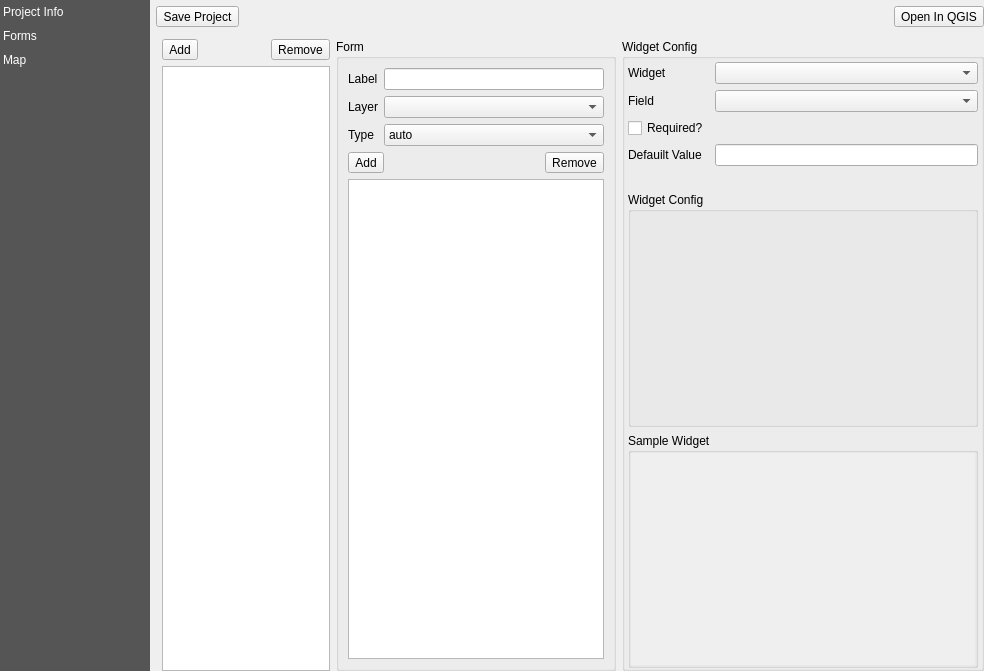
Qt form src/configmanager/ui/ui_projectwidget.ui (roam-qgis/Roam) before a commit.
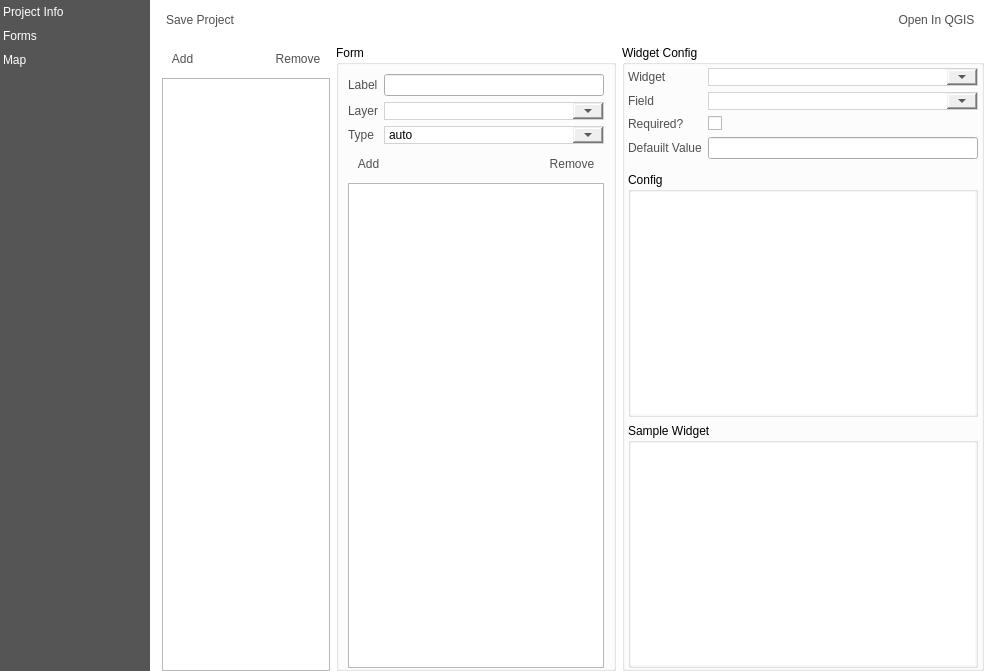
The same form after that commit. Icons and pictures are not drawn. Custom widgets are drawn as their Qt base class.

Commit message: Load sample widgets into sample area Don't init the widget for each config set. Add new updatefromconfig method for editor widgets Style controls the same as Roam.

```diff
--- a/src/configmanager/ui/ui_projectwidget.ui
+++ b/src/configmanager/ui/ui_projectwidget.ui
@@ -13,6 +13,69 @@
   <property name="windowTitle">
    <string>Form</string>
   </property>
+  <property name="styleSheet">
+   <string notr="true">      * 
+	  {
+            font: 14px &quot;Segoe UI&quot; ;
+        }	
+
+		QStackedWidget {
+             background-color: rgb(255, 255, 255);
+		}
+
+        QWidget#Form  {
+             background-color: rgb(255, 255, 255);
+        }		
+
+		QToolButton { 
+            padding: 4px;
+            color: #4f4f4f;
+         }
+
+		QToolButton:hover { 
+            padding: 4px;
+            background-color: rgb(211, 228, 255);
+         }
+        
+        QToolBar, QStatusBar {
+			font: 75 14pt &quot;Calibri&quot;;
+			background: white;
+			border: none;
+        }
+
+		QStatusBar::item {
+					border: none;
+		}
+        
+        QLabel {
+            color: #4f4f4f;
+        }
+        
+        QPushButton { 
+            border: 1px solid #e1e1e1;
+             padding: 6px;
+            color: #4f4f4f;
+         }
+        
+        QPushButton:hover { 
+            border: 1px solid #e1e1e1;
+             padding: 6px;
+            background-color: rgb(211, 228, 255);
+         }
+        
+        QCheckBox {
+            color: #4f4f4f;
+        }
+        
+        QComboBox::drop-down {
+            width: 30px;
+        }
+        
+        QComboBox {
+            border: 1px solid #d3d3d3;
+        }
+	</string>
+  </property>
   <layout class="QGridLayout" name="gridLayout">
    <property name="margin">
     <number>0</number>
@@ -109,6 +172,22 @@
        <property name="text">
         <string>Save Project</string>
        </property>
+       <property name="icon">
+        <iconset resource="../../roam/resources.qrc">
+         <normaloff>:/icons/save</normaloff>:/icons/save</iconset>
+       </property>
+       <property name="iconSize">
+        <size>
+         <width>24</width>
+         <height>24</height>
+        </size>
+       </property>
+       <property name="toolButtonStyle">
+        <enum>Qt::ToolButtonTextBesideIcon</enum>
+       </property>
+       <property name="autoRaise">
+        <bool>true</bool>
+       </property>
       </widget>
      </item>
      <item>
@@ -135,6 +214,22 @@
        <property name="text">
         <string>Open In QGIS</string>
        </property>
+       <property name="icon">
+        <iconset resource="../../roam/resources.qrc">
+         <normaloff>:/branding/qgis</normaloff>:/branding/qgis</iconset>
+       </property>
+       <property name="iconSize">
+        <size>
+         <width>24</width>
+         <height>24</height>
+        </size>
+       </property>
+       <property name="toolButtonStyle">
+        <enum>Qt::ToolButtonTextBesideIcon</enum>
+       </property>
+       <property name="autoRaise">
+        <bool>true</bool>
+       </property>
       </widget>
      </item>
     </layout>
@@ -254,6 +349,9 @@
             <property name="title">
              <string>Widget Config</string>
             </property>
+            <property name="flat">
+             <bool>true</bool>
+            </property>
             <layout class="QGridLayout" name="gridLayout_5">
              <property name="leftMargin">
               <number>3</number>
@@ -267,13 +365,6 @@
              <property name="bottomMargin">
               <number>0</number>
              </property>
-             <item row="3" column="0">
-              <widget class="QCheckBox" name="requiredCheck">
-               <property name="text">
-                <string>Required?</string>
-               </property>
-              </widget>
-             </item>
              <item row="4" column="0">
               <widget class="QLabel" name="label">
                <property name="text">
@@ -351,28 +442,9 @@
                  <number>0</number>
                 </property>
                 <item>
-                 <widget class="QScrollArea" name="scrollArea_2">
-                  <property name="frameShape">
-                   <enum>QFrame::NoFrame</enum>
-                  </property>
-                  <property name="widgetResizable">
-                   <bool>true</bool>
-                  </property>
-                  <widget class="QWidget" name="scrollAreaWidgetContents_2">
-                   <property name="geometry">
-                    <rect>
-                     <x>0</x>
-                     <y>0</y>
-                     <width>350</width>
-                     <height>230</height>
-                    </rect>
-                   </property>
-                   <layout class="QVBoxLayout" name="verticalLayout_7">
-                    <property name="margin">
-                     <number>0</number>
-                    </property>
-                   </layout>
-                  </widget>
+                 <widget class="QStackedWidget" name="samplestack">
+                  <widget class="QWidget" name="page_6"/>
+                  <widget class="QWidget" name="page_7"/>
                  </widget>
                 </item>
                </layout>
@@ -402,7 +474,7 @@
                 </size>
                </property>
                <property name="title">
-                <string>Widget Config</string>
+                <string>Config</string>
                </property>
                <property name="flat">
                 <bool>true</bool>
@@ -412,7 +484,10 @@
                  <number>0</number>
                 </property>
                 <item>
-                 <widget class="QStackedWidget" name="stackedWidget_2">
+                 <widget class="QStackedWidget" name="widgetstack">
+                  <property name="styleSheet">
+                   <string notr="true"/>
+                  </property>
                   <widget class="QWidget" name="page_4"/>
                   <widget class="QWidget" name="page_5"/>
                  </widget>
@@ -430,7 +505,11 @@
                </property>
                <property name="font">
                 <font>
-                 <italic>true</italic>
+                 <family>Segoe UI</family>
+                 <pointsize>-1</pointsize>
+                 <weight>50</weight>
+                 <italic>false</italic>
+                 <bold>false</bold>
                 </font>
                </property>
                <property name="text">
@@ -441,6 +520,20 @@
                </property>
               </widget>
              </item>
+             <item row="2" column="1">
+              <widget class="QCheckBox" name="requiredCheck">
+               <property name="text">
+                <string/>
+               </property>
+              </widget>
+             </item>
+             <item row="2" column="0">
+              <widget class="QLabel" name="label_10">
+               <property name="text">
+                <string>Required?</string>
+               </property>
+              </widget>
+             </item>
             </layout>
            </widget>
           </item>
@@ -464,7 +557,13 @@
             <property name="title">
              <string>Form</string>
             </property>
+            <property name="flat">
+             <bool>true</bool>
+            </property>
             <layout class="QGridLayout" name="gridLayout_4">
+             <property name="bottomMargin">
+              <number>0</number>
+             </property>
              <item row="2" column="1">
               <widget class="QLabel" name="label_5">
                <property name="text">
@@ -490,6 +589,9 @@
                    <property name="text">
                     <string>Add</string>
                    </property>
+                   <property name="autoRaise">
+                    <bool>true</bool>
+                   </property>
                   </widget>
                  </item>
                  <item>
@@ -510,6 +612,13 @@
                    <property name="text">
                     <string>Remove</string>
                    </property>
+                   <property name="icon">
+                    <iconset resource="../../roam/resources.qrc">
+                     <normaloff>:/icons/remove</normaloff>:/icons/remove</iconset>
+                   </property>
+                   <property name="autoRaise">
+                    <bool>true</bool>
+                   </property>
                   </widget>
                  </item>
                 </layout>
@@ -584,6 +693,9 @@
               <property name="text">
                <string>Add</string>
               </property>
+              <property name="autoRaise">
+               <bool>true</bool>
+              </property>
              </widget>
             </item>
             <item>
@@ -607,6 +719,13 @@
               <property name="text">
                <string>Remove</string>
               </property>
+              <property name="icon">
+               <iconset resource="../../roam/resources.qrc">
+                <normaloff>:/icons/remove</normaloff>:/icons/remove</iconset>
+              </property>
+              <property name="autoRaise">
+               <bool>true</bool>
+              </property>
              </widget>
             </item>
            </layout>
```
Left out of the diff: 7 changed lines with no effect on the pictures. The commit also changes 19 other files.
